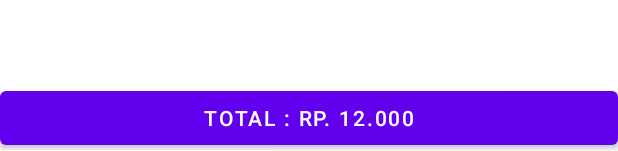
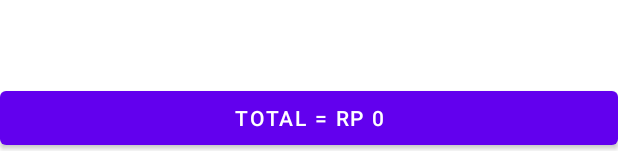
Before and after one commit to dimassdoubles/ti3-ppb-uas, an Android app: the layout activity_dashboard.xml on its own in the app's theme, with its tools: preview values and no code run, on a phone screen of 412 x 824 dp. Shown: the part 1082-1233 px from the top of the screen. Run offline under Robolectric (Android 15) with nearby library versions, the phone set to English and light mode, and no system bars.

Commit message:
berhasil menambah total ketika gambar produk diklik

```diff
--- a/app/src/main/res/layout/activity_dashboard.xml
+++ b/app/src/main/res/layout/activity_dashboard.xml
@@ -24,7 +24,7 @@
         android:id="@+id/btnTotal"
         android:layout_width="match_parent"
         android:layout_height="wrap_content"
-        android:text="Total : Rp. 12.000"
+        android:text="Total = Rp 0"
         app:layout_constraintBottom_toBottomOf="parent"
         app:layout_constraintEnd_toEndOf="parent"
         app:layout_constraintHorizontal_bias="1.0"
```
Also changed, not shown: app/src/main/java/com/android/dimassdoubles/sambongmarket/DashboardActivity.java (+16 -2 lines), app/src/main/java/com/android/dimassdoubles/sambongmarket/MainActivity.java (+1 -17 lines), app/src/main/java/com/android/dimassdoubles/sambongmarket/ProdukAdapter.java (+7 -0 lines).
